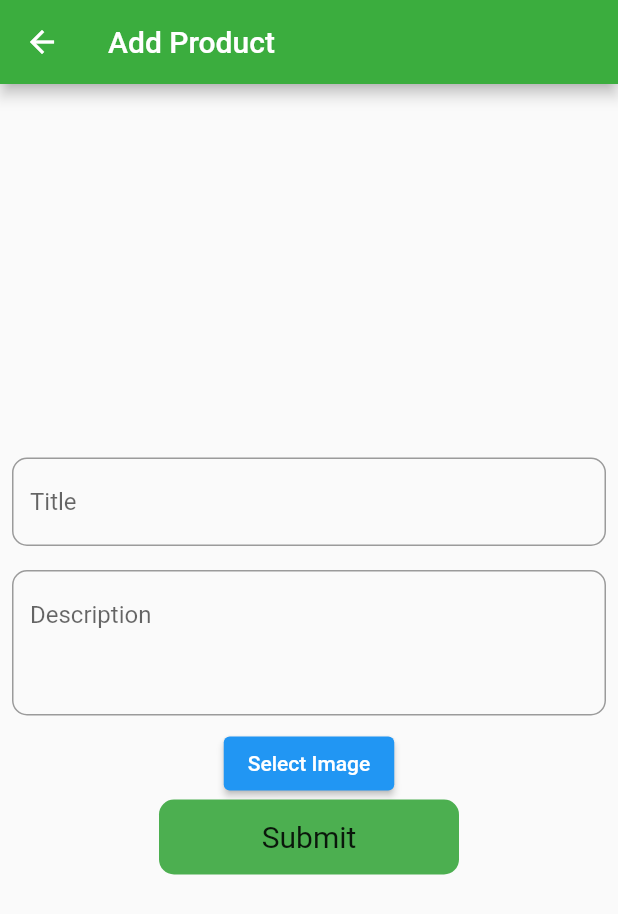
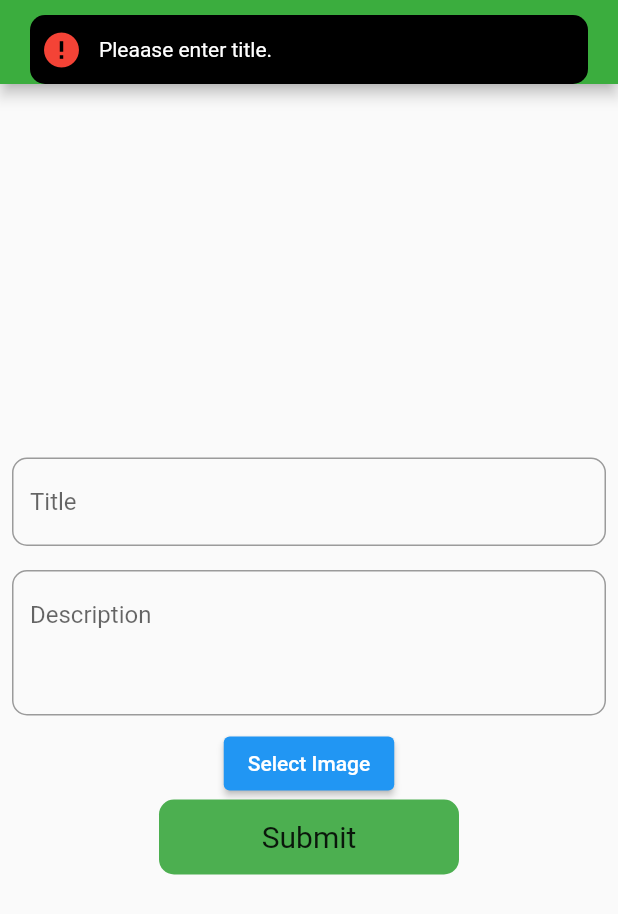
Before and after one commit to muku9812/E_shop, a Flutter app: the AddProduct screen opened by its route, after a tap on "Submit", on a phone screen of 412 x 824 dp. Shown: the top 914 px of the screen. Run offline on Flutter 3.47's test engine with Material 2 defaults, Android fonts, the phone set to English and light mode, and no system bars; drawn by our look-alikes of another_flushbar; our stand-ins replace badges, cloud_firestore, firebase_auth, firebase_core, firebase_storage, fluttertoast and 1 more; accounts and stored records are empty.

```diff
--- a/lib/view/addProduct.dart
+++ b/lib/view/addProduct.dart
@@ -92,6 +92,14 @@ class _AddProductState extends State<AddProduct> {
               alignment: Alignment.bottomCenter,
               child: GestureDetector(
                 onTap: () {
+                  if (_titleController.text.isEmpty) {
+                    Utils.flushBarErrorMessage('Pleaase enter title.', context);
+                  } else if (_descriptionController.text.isEmpty) {
+                    Utils.flushBarErrorMessage(
+                        'Please enter description.', context);
+                  } else if (_image!.path.isEmpty) {
+                    Utils.flushBarErrorMessage('Please select image.', context);
+                  } else {
                     productProvider
                         .addProduct(
                       _titleController.text,
@@ -100,9 +108,12 @@ class _AddProductState extends State<AddProduct> {
                     )
                         .then((value) {
                       Utils.toastMessage(
-                        _titleController.text + ' added successfully');
+                          '${_titleController.text} added successfully');
                       Navigator.pushReplacementNamed(context, RoutesName.home);
+                    }).onError((error, stackTrace) {
+                      Utils.flushBarErrorMessage(error.toString(), context);
                     });
+                  }
                 },
                 child: Container(
                   height: 50,
```
Lines whose indentation alone changed are shown as unchanged.
